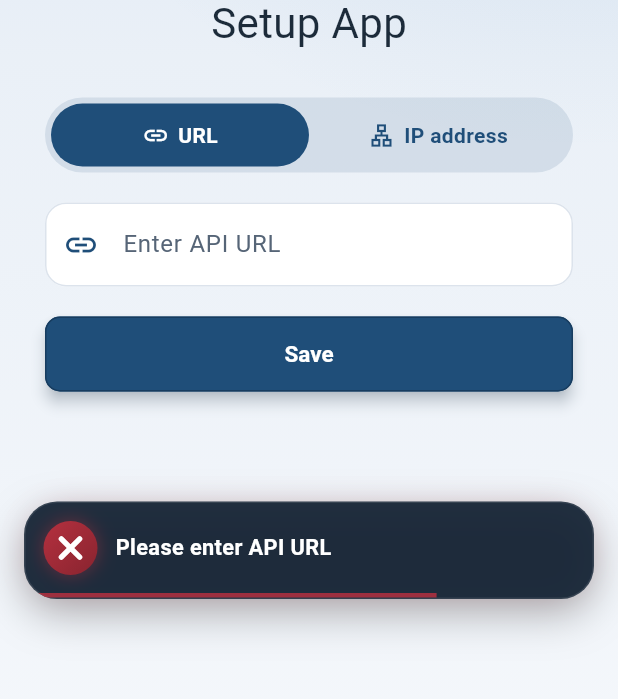
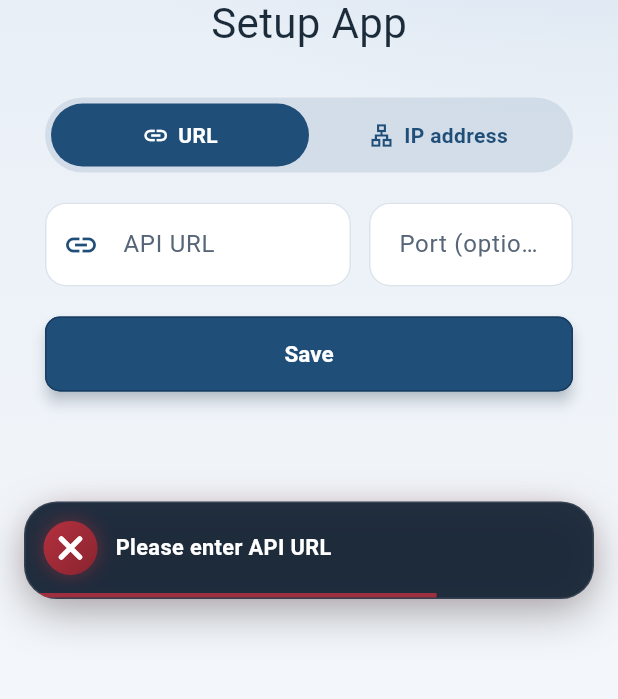
Before and after one commit to mzayem/Order-Taking-App, a Flutter app: the screen it shows after launch, after a tap on "Save", on a phone screen of 412 x 824 dp, the part 499-1198 px from its top. Run offline on Flutter 3.47's test engine with Material 3 defaults, Android fonts, the phone set to English and light mode, and no system bars; our stand-ins replace flutter_local_notifications, flutter_secure_storage, local_auth, package_info_plus, share_plus, shared_preferences and 1 more; accounts and stored records are empty.

Commit message:
url setup change

```diff
--- a/lib/url_setup.dart
+++ b/lib/url_setup.dart
@@ -20,6 +20,7 @@ class UrlSetupScreen extends StatefulWidget {
 
 class _UrlSetupScreenState extends State<UrlSetupScreen> {
   final TextEditingController urlController = TextEditingController();
+  final TextEditingController portController = TextEditingController();
   bool isLoading = false;
   bool _useIp = false; // tab: false = web address, true = IP address
 
@@ -31,12 +32,15 @@ class _UrlSetupScreenState extends State<UrlSetupScreen> {
     super.initState();
     SharedPreferences.getInstance().then((prefs) {
       final saved = prefs.getString('baseUrl') ?? '';
-      final bare = saved.replaceFirst(RegExp(r'^https?://'), '');
-      if (!mounted) return;
+      final uri = Uri.tryParse(saved);
+      if (!mounted || uri == null || uri.host.isEmpty) return;
       setState(() {
-        _useIp = _ipLike.hasMatch(bare);
-        // The IP tab shows just ip:port; the URL tab shows the full address.
-        urlController.text = _useIp ? bare : saved;
+        _useIp = _ipLike.hasMatch(uri.host);
+        // Host and port go in their own fields. Plain http on the IP tab is
+        // implied, so only an https scheme is kept in the text.
+        final keepScheme = uri.scheme == 'https' || !_useIp;
+        urlController.text = keepScheme ? '${uri.scheme}://${uri.host}' : uri.host;
+        portController.text = uri.hasPort ? '${uri.port}' : '';
       });
     });
     if (widget.message != null) {
@@ -47,25 +51,33 @@ class _UrlSetupScreenState extends State<UrlSetupScreen> {
 
   Future<void> saveUrl() async {
     String url = urlController.text.trim();
-
     if (url.isEmpty) {
       _showMessage("Please enter API URL");
       return;
     }
     final prefs = await SharedPreferences.getInstance();
 
-    /// 🔹 ADD http automatically if user didn't type it
-    // A bare address is tried over secure https first; plain http is only the
-    // fallback for servers that do not have a certificate yet.
+    // Optional port, from its own field (unless the host already carries one).
+    // It is added to the host part only, before any "/path".
+    final port = portController.text.trim();
     var typedScheme = url.startsWith("http://") || url.startsWith("https://");
-    // A bare IP (192.168.1.2:2000) has no certificate, so it is plain http
-    // straight away, whichever tab it was typed in.
-    final bare = url.replaceFirst(RegExp(r'^https?://'), '');
-    if (_useIp || _ipLike.hasMatch(bare)) {
-      url = "http://$bare";
-      typedScheme = true; // no https attempt
-    } else if (!typedScheme) {
-      url = "https://$url";
+    final rest = url.replaceFirst(RegExp(r'^https?://'), '');
+    var host = rest.split('/').first;
+    final path = rest.substring(host.length);
+    if (port.isNotEmpty && !host.contains(':')) host = "$host:$port";
+    final scheme = url.startsWith("https://") ? "https" : "http";
+
+    /// 🔹 Which scheme to use
+    // IP addresses (typed on the IP tab, or recognised anywhere) are plain
+    // http unless https was typed: they rarely have a certificate. A web
+    // address with no scheme is tried over https first, then http.
+    if (_useIp || _ipLike.hasMatch(host)) {
+      url = "$scheme://$host$path";
+      typedScheme = true; // no second attempt
+    } else if (typedScheme) {
+      url = "$scheme://$host$path";
+    } else {
+      url = "https://$host$path";
     }
 
     // Tolerate a trailing slash (or several) and a pasted "/api" suffix.
@@ -182,6 +194,7 @@ class _UrlSetupScreenState extends State<UrlSetupScreen> {
   @override
   void dispose() {
     urlController.dispose();
+    portController.dispose();
     super.dispose();
   }
 
@@ -202,20 +215,46 @@ class _UrlSetupScreenState extends State<UrlSetupScreen> {
               onChanged: (ip) => setState(() {
                 _useIp = ip;
                 urlController.clear();
+                portController.clear();
               }),
             ),
             const SizedBox(height: 20),
-            TextField(
+            // Address + optional port, on both tabs: static domains and static
+            // IPs often run on their own port. (A number keypad has no ":" key,
+            // so the port gets its own field.)
+            Row(
+              crossAxisAlignment: CrossAxisAlignment.start,
+              children: [
+                Expanded(
+                  flex: 3,
+                  child: TextField(
                     controller: urlController,
                     keyboardType: _useIp
                         ? const TextInputType.numberWithOptions(decimal: true)
                         : TextInputType.url,
                     decoration: InputDecoration(
-                labelText: _useIp ? "IP address and port" : "Enter API URL",
-                hintText: _useIp ? "192.168.1.2:2000" : "api.mycompany.com",
+                      labelText: _useIp ? "IP address" : "API URL",
+                      hintText: _useIp ? "192.168.1.2" : "api.mycompany.com",
                       border: const OutlineInputBorder(),
-                prefixIcon: Icon(_useIp ? Icons.lan_outlined : Icons.link),
+                      prefixIcon:
+                          Icon(_useIp ? Icons.lan_outlined : Icons.link),
                     ),
+                  ),
+                ),
+                const SizedBox(width: 12),
+                Expanded(
+                  flex: 2,
+                  child: TextField(
+                    controller: portController,
+                    keyboardType: TextInputType.number,
+                    decoration: const InputDecoration(
+                      labelText: "Port (optional)",
+                      hintText: "2001",
+                      border: OutlineInputBorder(),
+                    ),
+                  ),
+                ),
+              ],
             ),
             const SizedBox(height: 20),
             ElevatedButton(
--- a/pubspec.yaml
+++ b/pubspec.yaml
@@ -16,7 +16,7 @@ publish_to: "none" # Remove this line if you wish to publish to pub.dev
 # https://developer.apple.com/library/archive/documentation/General/Reference/InfoPlistKeyReference/Articles/CoreFoundationKeys.html
 # In Windows, build-name is used as the major, minor, and patch parts
 # of the product and file versions while build-number is used as the build suffix.
-version: 1.1.3+4
+version: 1.1.5+6
 
 environment:
   sdk: ^3.5.3
```
Lines whose indentation alone changed are shown as unchanged.
